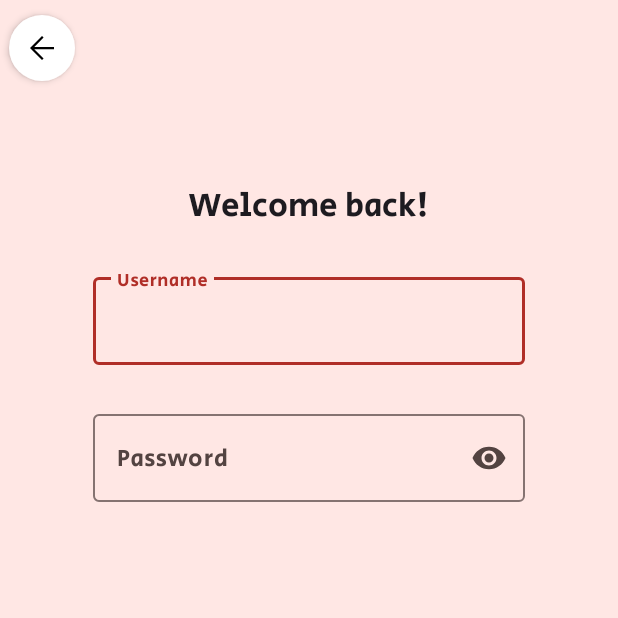
After one commit to melanie-attard/NowShowing, an Android app: the LoginActivity screen opened directly, with no data from a screen before it, on a phone screen of 412 x 824 dp, the top half of it. The commit adds this screen. Run offline under Robolectric (Android 15) with nearby library versions, the phone set to English and light mode, and no system bars.

Commit message:
Added login activity UI

```diff
--- a/app/src/main/AndroidManifest.xml
+++ b/app/src/main/AndroidManifest.xml
@@ -13,6 +13,9 @@
         android:supportsRtl="true"
         android:theme="@style/Theme.NowShowing"
         tools:targetApi="31">
+        <activity
+            android:name=".mainFragments.account.LoginActivity"
+            android:exported="false" />
         <activity
             android:name=".SearchResultsActivity"
             android:exported="false" />
--- a/app/src/main/java/com/nowshowing/mainFragments/AccountFragment.java
+++ b/app/src/main/java/com/nowshowing/mainFragments/AccountFragment.java
@@ -1,22 +1,37 @@
 package com.nowshowing.mainFragments;
 
+import android.content.Intent;
 import android.os.Bundle;
 import android.view.LayoutInflater;
 import android.view.View;
 import android.view.ViewGroup;
+import android.widget.Button;
 
 import androidx.annotation.NonNull;
 import androidx.fragment.app.Fragment;
 
+import com.nowshowing.R;
 import com.nowshowing.databinding.FragmentAccountBinding;
+import com.nowshowing.mainFragments.account.LoginActivity;
 
 public class AccountFragment extends Fragment {
 
+    Button login;
+    Button register;
     private FragmentAccountBinding binding;
 
     public View onCreateView(@NonNull LayoutInflater inflater, ViewGroup container, Bundle savedInstanceState) {
         binding = FragmentAccountBinding.inflate(inflater, container, false);
         View root = binding.getRoot();
+
+        login = root.findViewById(R.id.login_btn);
+        register = root.findViewById(R.id.register_btn);
+
+        // set an on-click listener for each button
+        login.setOnClickListener(view -> {
+            Intent intent = new Intent(root.getContext(), LoginActivity.class);
+            startActivity(intent);
+        });
 
         return root;
     }
--- /dev/null
+++ b/app/src/main/java/com/nowshowing/mainFragments/account/LoginActivity.java
@@ -0,0 +1,21 @@
+package com.nowshowing.mainFragments.account;
+
+import androidx.appcompat.app.AppCompatActivity;
+
+import android.os.Bundle;
+import android.view.View;
+
+import com.nowshowing.R;
+
+public class LoginActivity extends AppCompatActivity {
+
+    @Override
+    protected void onCreate(Bundle savedInstanceState) {
+        super.onCreate(savedInstanceState);
+        setContentView(R.layout.activity_login);
+    }
+
+    public void on_backBtnClicked(View view) {
+        onBackPressed();
+    }
+}
--- /dev/null
+++ b/app/src/main/res/layout/activity_login.xml
@@ -0,0 +1,66 @@
+<?xml version="1.0" encoding="utf-8"?>
+<androidx.constraintlayout.widget.ConstraintLayout xmlns:android="http://schemas.android.com/apk/res/android"
+    xmlns:app="http://schemas.android.com/apk/res-auto"
+    xmlns:tools="http://schemas.android.com/tools"
+    android:layout_width="match_parent"
+    android:layout_height="match_parent"
+    tools:context=".mainFragments.account.LoginActivity">
+
+    <include layout="@layout/layout_back_button" />
+
+    <TextView
+        android:layout_width="wrap_content"
+        android:layout_height="wrap_content"
+        app:layout_constraintStart_toStartOf="parent"
+        app:layout_constraintEnd_toEndOf="parent"
+        app:layout_constraintBottom_toTopOf="@id/field_guideline"
+        android:layout_marginBottom="20dp"
+        android:text="@string/login_title"
+        android:textAppearance="@style/TextAppearance.AppCompat.Large"/>
+
+    <androidx.constraintlayout.widget.Guideline
+        android:id="@+id/field_guideline"
+        android:layout_width="wrap_content"
+        android:layout_height="wrap_content"
+        android:orientation="horizontal"
+        app:layout_constraintGuide_begin="174dp" />
+
+    <com.google.android.material.textfield.TextInputLayout
+        android:id="@+id/username"
+        android:layout_width="0dp"
+        app:layout_constraintWidth_percent="0.7"
+        android:layout_height="wrap_content"
+        app:layout_constraintStart_toStartOf="parent"
+        app:layout_constraintEnd_toEndOf="parent"
+        app:layout_constraintTop_toBottomOf="@+id/field_guideline"
+        android:layout_marginTop="5dp"
+        app:errorEnabled="true"
+        android:hint="@string/username_field">
+
+        <com.google.android.material.textfield.TextInputEditText
+            android:layout_width="match_parent"
+            android:layout_height="wrap_content" />
+    </com.google.android.material.textfield.TextInputLayout>
+
+    <com.google.android.material.textfield.TextInputLayout
+        android:id="@+id/password"
+        android:layout_width="0dp"
+        app:layout_constraintWidth_percent="0.7"
+        android:layout_height="wrap_content"
+        app:layout_constraintStart_toStartOf="parent"
+        app:layout_constraintEnd_toEndOf="parent"
+        app:layout_constraintTop_toBottomOf="@+id/username"
+        android:layout_marginTop="5dp"
+        app:errorEnabled="true"
+        app:endIconMode="password_toggle"
+        android:hint="@string/password_field">
+
+        <com.google.android.material.textfield.TextInputEditText
+            android:layout_width="match_parent"
+            android:layout_height="wrap_content"
+            android:inputType="textPassword"/>
+    </com.google.android.material.textfield.TextInputLayout>
+
+    <!-- TODO add register now message at the bottom
+              add login button -->
+</androidx.constraintlayout.widget.ConstraintLayout>
--- a/app/src/main/res/values/strings.xml
+++ b/app/src/main/res/values/strings.xml
@@ -32,6 +32,9 @@
     <string name="search_result_header">Results for</string>
 
     <string name="login_btn">Login</string>
+    <string name="login_title">Welcome back!</string>
+    <string name="username_field">Username</string>
+    <string name="password_field">Password</string>
     <string name="register_btn">Register</string>
 
     <string name="fav_not_logged_in">Login to add shows to Favourites</string>
```
